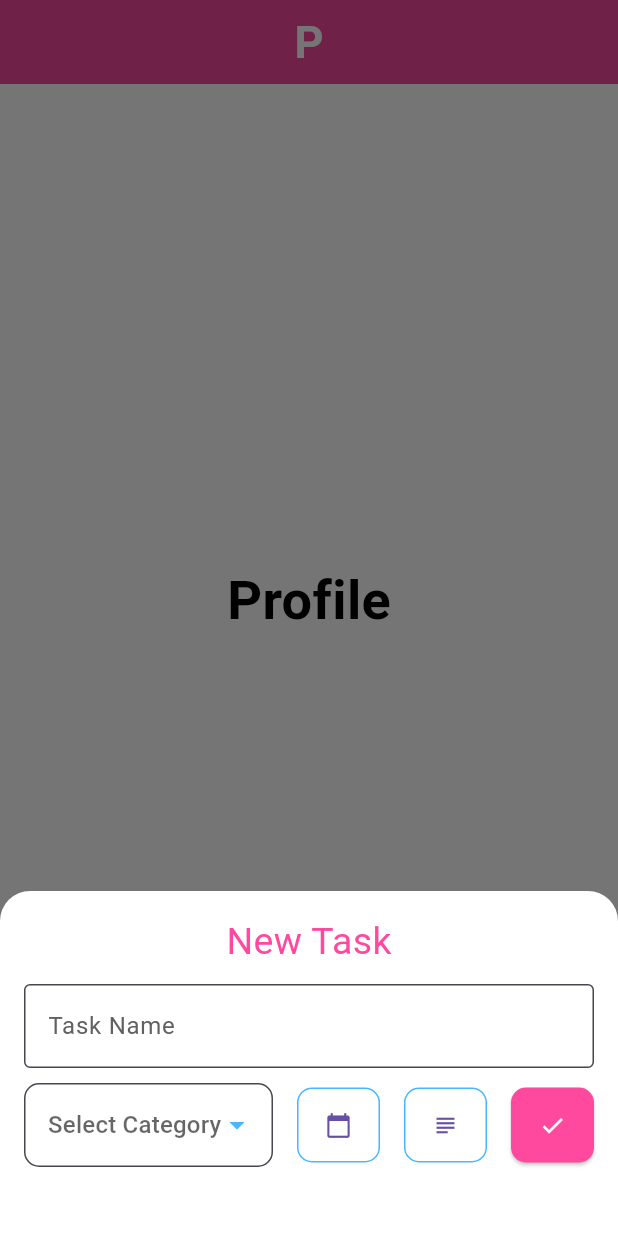
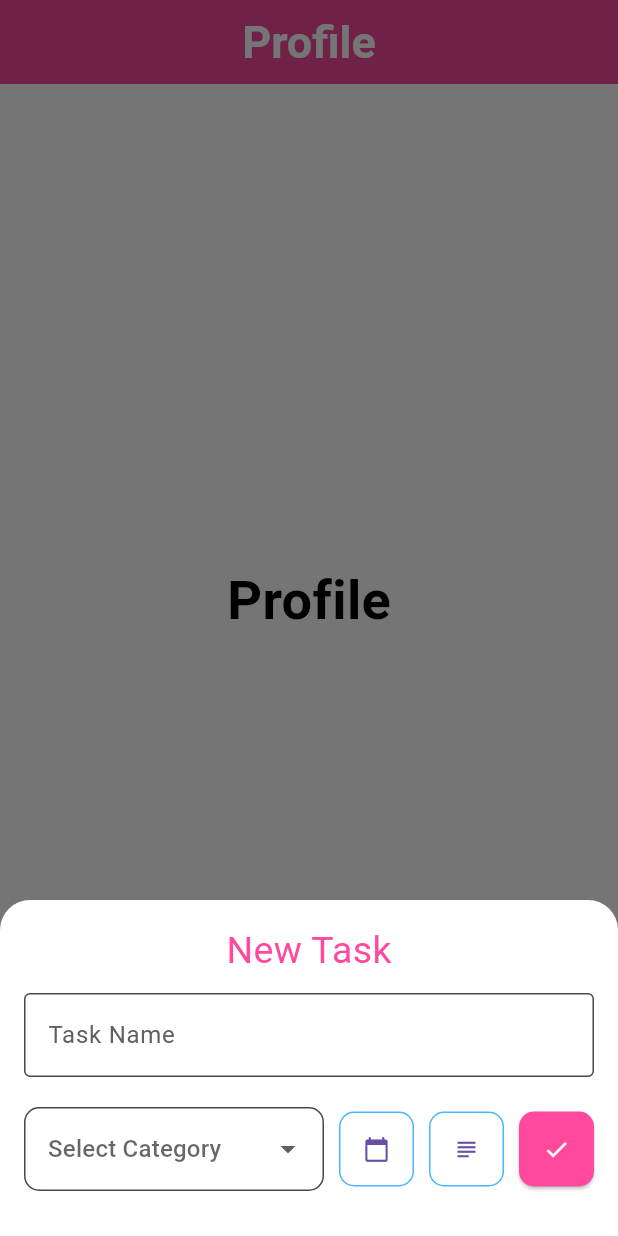
Before and after one commit to PedroCB192/Taskify, a Flutter app: the screen it shows once a user with an empty profile is signed in, item 4 of the bottom bar chosen, after a tap on the "add" icon, on a phone screen of 412 x 824 dp. Run offline on Flutter 3.47's test engine with Material 3 defaults, Android fonts, the phone set to English and light mode, and no system bars; our stand-ins replace cloud_firestore, firebase_auth, firebase_core, hive, hive_flutter; accounts and stored records are empty.

Commit message:
feat: Add path_provider_foundation dependency; refactor task and subtask models, update task provider and widgets for better state management

```diff
--- a/lib/features/tasks/models/subtask.dart
+++ b/lib/features/tasks/models/subtask.dart
@@ -8,7 +8,7 @@ class Subtask {
   final String name;
 
   @HiveField(1)
-  final bool completed;
+  bool completed;
 
   Subtask({required this.name, this.completed = false});
 
--- a/lib/features/tasks/models/task.dart
+++ b/lib/features/tasks/models/task.dart
@@ -45,6 +45,31 @@ class Task {
     required this.userId,
   });
 
+  // Add the copyWith method here
+  Task copyWith({
+    String? id,
+    String? name,
+    DateTime? date,
+    TimeOfDay? time,
+    List<Subtask>? subtasks,
+    String? categoryId,
+    bool? completed,
+    bool? isSynced,
+    String? userId,
+  }) {
+    return Task(
+      id: id ?? this.id,
+      name: name ?? this.name,
+      date: date ?? this.date,
+      time: time ?? this.time,
+      subtasks: subtasks ?? this.subtasks,
+      categoryId: categoryId ?? this.categoryId,
+      completed: completed ?? this.completed,
+      isSynced: isSynced ?? this.isSynced,
+      userId: userId ?? this.userId,
+    );
+  }
+
   // Method to convert the model to a map for Firestore
   Map<String, dynamic> toFirestore() {
     return {
--- a/lib/features/tasks/screens/tasks.dart
+++ b/lib/features/tasks/screens/tasks.dart
@@ -1,8 +1,9 @@
 import 'package:flutter/material.dart';
+import 'package:provider/provider.dart';
 import 'package:taskify/features/tasks/models/task.dart';
 import 'package:taskify/features/tasks/services/category_service.dart';
-import 'package:taskify/features/tasks/services/task_service.dart';
 import 'package:taskify/features/tasks/widgets/task_widget.dart';
+import 'package:taskify/features/tasks/provider/task_provider.dart';
 
 class Tasks extends StatefulWidget {
   const Tasks({super.key});
@@ -12,37 +13,29 @@ class Tasks extends StatefulWidget {
 }
 
 class _TasksState extends State<Tasks> {
-  final TaskService taskService = TaskService();
   final CategoryService categoryService = CategoryService();
 
-  late Future<List<Task>> _tasksFuture;
+  // Map to track expanded state of tasks
+  final Map<String, bool> _expandedTasks = {};
 
   @override
   void initState() {
     super.initState();
-    _loadTasks(); // Load tasks on initialization
+    Future.microtask(
+      () => Provider.of<TaskProvider>(context, listen: false).loadTasks(),
+    );
   }
 
-  void _loadTasks() {
+  void _toggleTaskExpansion(String taskId) {
     setState(() {
-      _tasksFuture = taskService.getAllTasks(false); // Fetch tasks
+      _expandedTasks[taskId] = !(_expandedTasks[taskId] ?? false);
     });
   }
 
   @override
   Widget build(BuildContext context) {
-    return Scaffold(
-      body: FutureBuilder<List<Task>>(
-        future: _tasksFuture,
-        builder: (context, snapshot) {
-          if (snapshot.connectionState == ConnectionState.waiting) {
-            return const Center(child: CircularProgressIndicator());
-          }
-          if (!snapshot.hasData || snapshot.data!.isEmpty) {
-            return const Center(child: Text('No tasks available.'));
-          }
-
-          final tasks = snapshot.data!;
+    final taskProvider = Provider.of<TaskProvider>(context);
+    final tasks = taskProvider.tasks;
     final now = DateTime.now();
 
     // Divide tasks into sections
@@ -65,7 +58,8 @@ class _TasksState extends State<Tasks> {
             .toList();
     final completedTasks = tasks.where((task) => task.completed).toList();
 
-          return ListView(
+    return Scaffold(
+      body: ListView(
         children: [
           if (overdueTasks.isNotEmpty)
             _buildSection('Overdue Tasks', overdueTasks),
@@ -76,8 +70,6 @@ class _TasksState extends State<Tasks> {
           if (completedTasks.isNotEmpty)
             _buildSection('Completed Tasks', completedTasks),
         ],
-          );
-        },
       ),
     );
   }
@@ -110,8 +102,11 @@ class _TasksState extends State<Tasks> {
               return TaskWidget(
                 task: task,
                 categoryColor: categoryColor,
-                onTaskUpdated:
-                    _loadTasks, // Reload tasks when a task is updated
+                isExpanded: _expandedTasks[task.id] ?? false,
+                onExpansionChanged: () => _toggleTaskExpansion(task.id),
+                onTaskUpdated: () {
+                  Provider.of<TaskProvider>(context, listen: false).loadTasks();
+                },
               );
             },
           );
--- a/lib/features/tasks/widgets/tasks_create_modal.dart
+++ b/lib/features/tasks/widgets/tasks_create_modal.dart
@@ -188,15 +188,28 @@ class _TasksCreateModalState extends State<TasksCreateModal> {
 
   @override
   void dispose() {
+    // Liberar los controladores de subtareas
     for (var controller in _subtaskControllers) {
       controller.dispose();
     }
+    // Liberar el controlador de categoría si se usa
+    categoryController.dispose();
+    // Liberar el controlador del nombre de la tarea
+    _taskNameController.dispose();
     super.dispose();
   }
 
   @override
   Widget build(BuildContext context) {
-    return Column(
+    return SingleChildScrollView(
+      child: Padding(
+        padding: EdgeInsets.only(
+          bottom: MediaQuery.of(context).viewInsets.bottom,
+          left: 16.0,
+          right: 16.0,
+          top: 16.0,
+        ),
+        child: Column(
           mainAxisSize: MainAxisSize.min,
           mainAxisAlignment: MainAxisAlignment.center,
           children: <Widget>[
@@ -205,7 +218,9 @@ class _TasksCreateModalState extends State<TasksCreateModal> {
               'New Task',
               style: TextStyle(fontSize: 25, color: AppColors.roseBonbon),
             ),
-        SizedBox(height: 10),
+            const SizedBox(height: 10),
+
+            // Task Name Field
             TextField(
               controller: _taskNameController,
               decoration: const InputDecoration(
@@ -213,11 +228,13 @@ class _TasksCreateModalState extends State<TasksCreateModal> {
                 labelText: 'Task Name',
               ),
             ),
-        SizedBox(height: 10),
+            const SizedBox(height: 10),
+
+            // Subtasks
             if (_subtaskControllers.isNotEmpty)
               ListView.builder(
                 shrinkWrap: true,
-            physics: NeverScrollableScrollPhysics(),
+                physics: const NeverScrollableScrollPhysics(),
                 itemCount: _subtaskControllers.length,
                 itemBuilder: (context, index) {
                   return Padding(
@@ -226,14 +243,17 @@ class _TasksCreateModalState extends State<TasksCreateModal> {
                       children: [
                         IconButton(
                           onPressed: () => _removeSubtaskField(index),
-                      icon: Icon(Icons.close, color: AppColors.lavenderFloral),
+                          icon: Icon(
+                            Icons.close,
+                            color: AppColors.lavenderFloral,
+                          ),
                         ),
                         Expanded(
                           child: TextField(
                             controller: _subtaskControllers[index],
                             decoration: InputDecoration(
                               labelText: "Subtask ${index + 1}",
-                          border: OutlineInputBorder(),
+                              border: const OutlineInputBorder(),
                             ),
                           ),
                         ),
@@ -242,36 +262,26 @@ class _TasksCreateModalState extends State<TasksCreateModal> {
                   );
                 },
               ),
+            const SizedBox(height: 10),
+
+            // Category, Date, Subtask, and Create Buttons
             Row(
               children: [
+                // Category Dropdown
                 Expanded(
-              flex: 3,
+                  flex: 4,
                   child: DropdownButtonFormField<String>(
-                value:
-                    selectedCategory, // Automatically selects the first category
+                    value: selectedCategory,
                     hint: const Text('Select Category'),
                     decoration: InputDecoration(
                       border: OutlineInputBorder(
                         borderRadius: BorderRadius.circular(10),
-                    borderSide: BorderSide(color: AppColors.argentinianBlue),
-                  ),
-                  focusedBorder: OutlineInputBorder(
-                    borderRadius: BorderRadius.circular(10),
-                    borderSide: BorderSide(
-                      color: AppColors.argentinianBlue,
-                      width: 1.5,
-                    ),
                       ),
                       contentPadding: const EdgeInsets.symmetric(
                         vertical: 16,
                         horizontal: 12,
                       ),
-                  filled: true,
-                  fillColor: AppColors.backgroundLight,
                     ),
-                dropdownColor: AppColors.backgroundLight,
-                iconEnabledColor: AppColors.argentinianBlue,
-                iconDisabledColor: AppColors.textSecondary,
                     onChanged: (value) {
                       if (value == 'New Category') {
                         _showAddCategoryDialog();
@@ -295,29 +305,36 @@ class _TasksCreateModalState extends State<TasksCreateModal> {
                     ],
                   ),
                 ),
-            const SizedBox(width: 16),
+                const SizedBox(width: 10),
+
+                // Date Picker Button
                 Expanded(
                   child: OutlinedButton(
                     onPressed: () => _selectDate(context),
                     child: const Icon(Icons.calendar_today),
                   ),
                 ),
-            const SizedBox(width: 16),
+                const SizedBox(width: 10),
+
+                // Add Subtask Button
                 Expanded(
                   child: OutlinedButton(
                     onPressed: () => _addSubtaskField(),
-                child: Icon(Icons.subject),
+                    child: const Icon(Icons.subject),
                   ),
                 ),
-            const SizedBox(width: 16),
+                const SizedBox(width: 10),
+
+                // Create Task Button
                 Expanded(
                   child: ElevatedButton(
                     onPressed: () async {
                       try {
                         final user = FirebaseAuth.instance.currentUser;
-                    if (user == null) throw Exception('User not authenticated');
+                        if (user == null)
+                          throw Exception('User not authenticated');
 
-                    // Get subtasks
+                        // Obtener las subtareas
                         final subtasks =
                             _subtaskControllers
                                 .map(
@@ -328,20 +345,19 @@ class _TasksCreateModalState extends State<TasksCreateModal> {
                                 )
                                 .toList();
 
-                    // Assign default category if "New Category" or null
+                        // Asignar categoría predeterminada si no se selecciona ninguna
                         final categoryId =
                             (selectedCategory == 'New Category' ||
                                     selectedCategory == null)
-                            ? 'default' // ID for "No Category"
+                                ? 'default' // ID para "No Category"
                                 : selectedCategory!;
 
-                    // Create the task
+                        // Crear la tarea
                         final newTask = Task(
                           id: DateTime.now().millisecondsSinceEpoch.toString(),
                           name: _taskNameController.text.trim(),
-                      date:
-                          _selectedDate ?? DateTime.now(), // Use selected date
-                      time: null, // Add logic for time if needed
+                          date: _selectedDate ?? DateTime.now(),
+                          time: null,
                           subtasks: subtasks,
                           categoryId: categoryId,
                           completed: false,
@@ -349,11 +365,14 @@ class _TasksCreateModalState extends State<TasksCreateModal> {
                           userId: user.uid,
                         );
 
-                    // Save the task
+                        // Guardar la tarea
                         await TaskService().addTask(newTask, isPremium);
 
-                    // Close the modal and notify the parent to reload tasks
-                    Navigator.pop(context, true);
+                        // Notificar al padre que recargue las tareas
+                        Navigator.pop(
+                          context,
+                          true,
+                        ); // Aquí cerramos el modal y devolvemos true
                       } catch (e) {
                         print('Error saving task: $e');
                       }
@@ -365,6 +384,8 @@ class _TasksCreateModalState extends State<TasksCreateModal> {
             ),
             const SizedBox(height: 30),
           ],
+        ),
+      ),
     );
   }
 
--- a/lib/main.dart
+++ b/lib/main.dart
@@ -100,8 +100,8 @@ class _MainLayoutState extends State<MainLayout> {
       ),
       body: _screens[_currentIndex],
       floatingActionButton: FloatingActionButton(
-        onPressed: () {
-          showModalBottomSheet(
+        onPressed: () async {
+          final shouldReload = await showModalBottomSheet<bool>(
             context: context,
             isScrollControlled: true,
             backgroundColor: Colors.transparent,
@@ -120,19 +120,16 @@ class _MainLayoutState extends State<MainLayout> {
                   constraints: BoxConstraints(
                     maxHeight: MediaQuery.of(context).size.height * 0.9,
                   ),
-                  child: SingleChildScrollView(
-                    child: Padding(
-                      padding: const EdgeInsets.symmetric(
-                        horizontal: 16,
-                        vertical: 16,
-                      ),
-                      child: TasksCreateModal(),
-                    ),
-                  ),
+                  child: const TasksCreateModal(),
                 ),
               );
             },
           );
+
+          // Recargar las tareas si se creó una nueva
+          if (shouldReload == true) {
+            Provider.of<TaskProvider>(context, listen: false).loadTasks();
+          }
         },
         child: const Icon(Icons.add),
       ),
@@ -172,7 +169,7 @@ class _MainLayoutState extends State<MainLayout> {
       case 2:
         return 'Calendar';
       case 3:
-        return 'P';
+        return 'Profile';
       default:
         return 'Taskify';
     }
```
Also changed, not shown: lib/features/tasks/provider/task_provider.dart (+4 -4 lines), lib/features/tasks/widgets/subtask_widget.dart (+16 -4 lines), lib/features/tasks/widgets/task_widget.dart (+44 -19 lines), 1 other file. Lines whose indentation alone changed are shown as unchanged.
